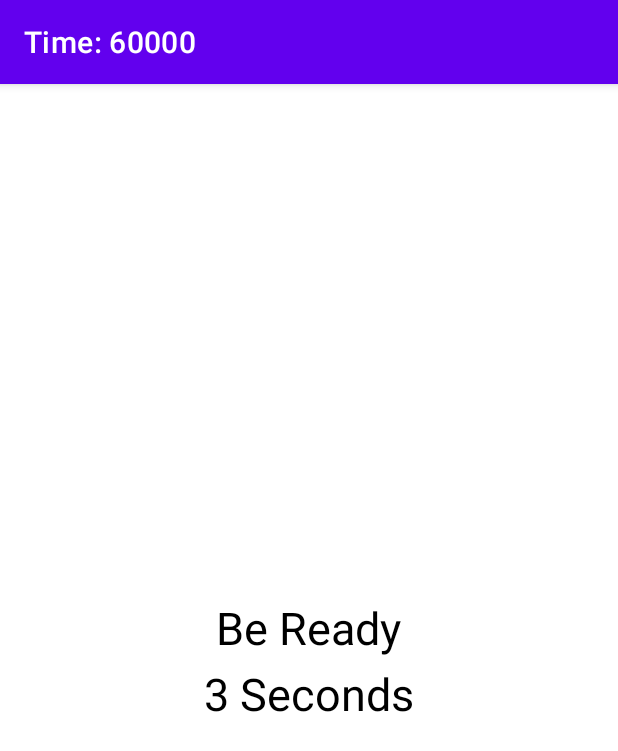
After one commit to WasanIbrahim/Heads-Up-Game, an Android app: the startTheGameActivity screen opened directly, with no data from a screen before it, on a phone screen of 412 x 824 dp. The commit adds this screen. Shown: the top 751 px of the screen. Run offline under Robolectric (Android 15) with nearby library versions, the phone set to English and light mode, and no system bars; 1 statement that could not run was skipped.

Commit message:
created start the game activity

```diff
--- a/app/src/main/AndroidManifest.xml
+++ b/app/src/main/AndroidManifest.xml
@@ -1,6 +1,6 @@
 <?xml version="1.0" encoding="utf-8"?>
 <manifest xmlns:android="http://schemas.android.com/apk/res/android"
-    package="com.example.headsupgame" >
+    package="com.example.headsupgame">
 
     <uses-permission android:name="android.permission.INTERNET" />
 
@@ -10,7 +10,10 @@
         android:label="@string/app_name"
         android:roundIcon="@mipmap/ic_launcher_round"
         android:supportsRtl="true"
-        android:theme="@style/Theme.HeadsUpGame" >
+        android:theme="@style/Theme.HeadsUpGame">
+        <activity
+            android:name=".startTheGameActivity"
+            android:exported="false" />
         <activity
             android:name=".editActivity"
             android:exported="false" />
@@ -22,7 +25,7 @@
             android:exported="false" />
         <activity
             android:name=".MainActivity"
-            android:exported="true" >
+            android:exported="true">
             <intent-filter>
                 <action android:name="android.intent.action.MAIN" />
 
--- a/app/src/main/java/com/example/headsupgame/MainActivity.kt
+++ b/app/src/main/java/com/example/headsupgame/MainActivity.kt
@@ -3,7 +3,6 @@ package com.example.headsupgame
 import android.content.Intent
 import androidx.appcompat.app.AppCompatActivity
 import android.os.Bundle
-import android.widget.Toast
 import com.example.headsupgame.databinding.ActivityMainBinding
 
 class MainActivity : AppCompatActivity() {
@@ -17,8 +16,13 @@ class MainActivity : AppCompatActivity() {
         setContentView(binding.root)
 
 
-        binding.settingsButton.setOnClickListener{
+        binding.settingsButton.setOnClickListener {
             val intent = Intent(this, headsUpPrepActivity::class.java)
+            startActivity(intent)
+        }
+
+        binding.playButton.setOnClickListener {
+            val intent = Intent(this, startTheGameActivity::class.java)
             startActivity(intent)
         }
 
--- /dev/null
+++ b/app/src/main/java/com/example/headsupgame/startTheGameActivity.kt
@@ -0,0 +1,131 @@
+package com.example.headsupgame
+
+import android.content.SharedPreferences
+import android.content.res.Configuration
+import androidx.appcompat.app.AppCompatActivity
+import android.os.Bundle
+import android.os.CountDownTimer
+import android.view.View
+import com.example.headsupgame.databinding.ActivityHeadsUpPrepBinding
+import com.example.headsupgame.databinding.ActivityStartTheGameBinding
+
+
+class startTheGameActivity : AppCompatActivity() {
+    lateinit var binding: ActivityStartTheGameBinding
+    lateinit var sharedPreferences: SharedPreferences
+    private lateinit var list: MutableList<List<String>>
+
+
+    private var size = 0
+    private var randoms = arrayListOf<Int>()
+    private var idx = 0
+    private var score = 0
+
+
+    private var timerFinish = false
+    private var timerLeft = 4000L
+
+    var canPlay = true
+    private var timeLeft = 60000L
+    private lateinit var countDownTimer: CountDownTimer
+
+
+    override fun onCreate(savedInstanceState: Bundle?) {
+        super.onCreate(savedInstanceState)
+        binding = ActivityStartTheGameBinding.inflate(layoutInflater)
+        setContentView(binding.root)
+
+        startTimer()
+
+
+        this.title = "Time: $timeLeft"
+
+        sharedPreferences = getSharedPreferences("Wasan_Heads_up_game", MODE_PRIVATE)
+        val edit = sharedPreferences.edit()
+
+
+        list = mutableListOf()
+        size = intent.getIntExtra("size", -1)
+
+        for (i in 0 until size) {
+            intent.getStringExtra("c$i")?.split("|||")?.let { list.add(it) }
+            val edit = sharedPreferences.edit()
+            edit.putString("c$i", "${list[i][0]}|||${list[i][1]}|||${list[i][2]}|||${list[i][3]}")
+        }
+        edit.apply()
+        randoms = (0..size).shuffled().take(size) as ArrayList<Int>
+        for (i in 0 until size)
+            edit.putInt("r$i", randoms[i])
+        edit.apply()
+    }
+
+
+    override fun onConfigurationChanged(newConfig: Configuration) {
+        super.onConfigurationChanged(newConfig)
+        if (size > idx && canPlay && timerFinish) {
+            if (newConfig.orientation === Configuration.ORIENTATION_LANDSCAPE) {
+                val rnd = sharedPreferences.getInt("r$idx", -1)
+                val selectedItem = sharedPreferences.getString("c$rnd", "")!!.split("|||")
+                binding.name.text = selectedItem[0]
+                binding.t1.text = selectedItem[1]
+                binding.t2.text = selectedItem[2]
+                binding.t3.text = selectedItem[3]
+                binding.linearLayout.visibility = View.VISIBLE
+                binding.linear1.visibility = View.GONE
+
+            } else if (newConfig.orientation === Configuration.ORIENTATION_PORTRAIT) {
+                idx++
+                score++
+                binding.linearLayout.visibility = View.GONE
+                binding.linear1.visibility = View.VISIBLE
+                binding.score.text = "Your score: $size/$score"
+            }
+        } else {
+            binding.txt.text = "Game finish"
+            binding.linear1.visibility = View.VISIBLE
+            binding.score.text = "Your score: $size/$score"
+        }
+    }
+
+
+    private fun startTimer() {
+        countDownTimer = object : CountDownTimer(timerLeft, 1000) {
+            override fun onTick(p0: Long) {
+                timerLeft = p0
+                updateSeconds()
+            }
+
+            override fun onFinish() {
+                binding.linear0.visibility = View.GONE
+                binding.linear1.visibility = View.VISIBLE
+                timerFinish = true
+                startTime()
+                binding.score.text = "Your score: $size/$score"
+            }
+        }.start()
+    }
+
+    private fun updateSeconds() {
+        binding.seconds.text = "${timerLeft / 1000} Seconds"
+    }
+
+    private fun startTime() {
+        countDownTimer = object : CountDownTimer(timeLeft, 1000) {
+            override fun onTick(p0: Long) {
+                timeLeft = p0
+                updateCountDownTimer()
+            }
+
+            override fun onFinish() {
+                binding.linearLayout.visibility = View.GONE
+                binding.linear1.visibility = View.VISIBLE
+                canPlay = false
+                binding.score.text = "Your score: $size/$score"
+            }
+        }.start()
+    }
+
+    private fun updateCountDownTimer() {
+        this.title = "Time: ${timeLeft / 1000}"
+    }
+}
--- /dev/null
+++ b/app/src/main/res/layout/activity_start_the_game.xml
@@ -0,0 +1,109 @@
+<?xml version="1.0" encoding="utf-8"?>
+<androidx.constraintlayout.widget.ConstraintLayout xmlns:android="http://schemas.android.com/apk/res/android"
+    xmlns:app="http://schemas.android.com/apk/res-auto"
+    xmlns:tools="http://schemas.android.com/tools"
+    android:layout_width="match_parent"
+    android:layout_height="match_parent"
+    tools:context=".startTheGameActivity">
+
+
+    <LinearLayout
+        android:id="@+id/linear0"
+        android:layout_width="match_parent"
+        android:layout_height="wrap_content"
+        android:orientation="vertical"
+        app:layout_constraintBottom_toBottomOf="parent"
+        app:layout_constraintTop_toTopOf="parent"
+        android:gravity="center">
+
+        <TextView
+            android:layout_width="wrap_content"
+            android:layout_height="wrap_content"
+            android:textSize="30sp"
+            android:text="Be Ready"
+            android:textColor="@color/black"
+            />
+
+        <TextView
+            android:id="@+id/seconds"
+            android:layout_width="wrap_content"
+            android:layout_height="wrap_content"
+            android:textSize="30sp"
+            android:textColor="@color/black"
+            android:layout_marginTop="3dp"
+            />
+
+    </LinearLayout>
+
+
+    <LinearLayout
+        android:id="@+id/linear1"
+        android:layout_width="match_parent"
+        android:layout_height="wrap_content"
+        android:orientation="vertical"
+        app:layout_constraintBottom_toBottomOf="parent"
+        app:layout_constraintTop_toTopOf="parent"
+        android:gravity="center"
+        android:visibility="gone">
+
+        <TextView
+            android:id="@+id/txt"
+            android:layout_width="wrap_content"
+            android:layout_height="wrap_content"
+            android:text="Please Rotate Device"
+            android:textSize="30sp" />
+        <TextView
+            android:id="@+id/score"
+            android:layout_width="wrap_content"
+            android:layout_height="wrap_content"
+            android:textSize="30sp" />
+    </LinearLayout>
+
+    <LinearLayout
+        android:id="@+id/linearLayout"
+        android:layout_width="match_parent"
+        android:layout_height="wrap_content"
+        android:orientation="vertical"
+        app:layout_constraintTop_toTopOf="parent"
+        android:visibility="gone">
+
+        <TextView
+            android:id="@+id/name"
+            android:layout_width="match_parent"
+            android:layout_height="wrap_content"
+            android:background="#D7D5D5"
+            android:gravity="center"
+            android:textColor="@color/black"
+            android:textSize="30sp"
+            android:textStyle="bold" />
+
+        <TextView
+            android:id="@+id/t1"
+            android:layout_width="match_parent"
+            android:layout_height="wrap_content"
+            android:gravity="center"
+            android:textColor="#F60404"
+            android:textSize="26sp"
+            android:textStyle="bold" />
+
+        <TextView
+            android:id="@+id/t2"
+            android:layout_width="match_parent"
+            android:layout_height="wrap_content"
+            android:gravity="center"
+            android:textColor="#F60404"
+            android:textSize="26sp"
+            android:textStyle="bold" />
+
+        <TextView
+            android:id="@+id/t3"
+            android:layout_width="match_parent"
+            android:layout_height="wrap_content"
+            android:gravity="center"
+            android:textColor="#F60404"
+            android:textSize="26sp"
+            android:textStyle="bold" />
+
+    </LinearLayout>
+
+</androidx.constraintlayout.widget.ConstraintLayout>
```
